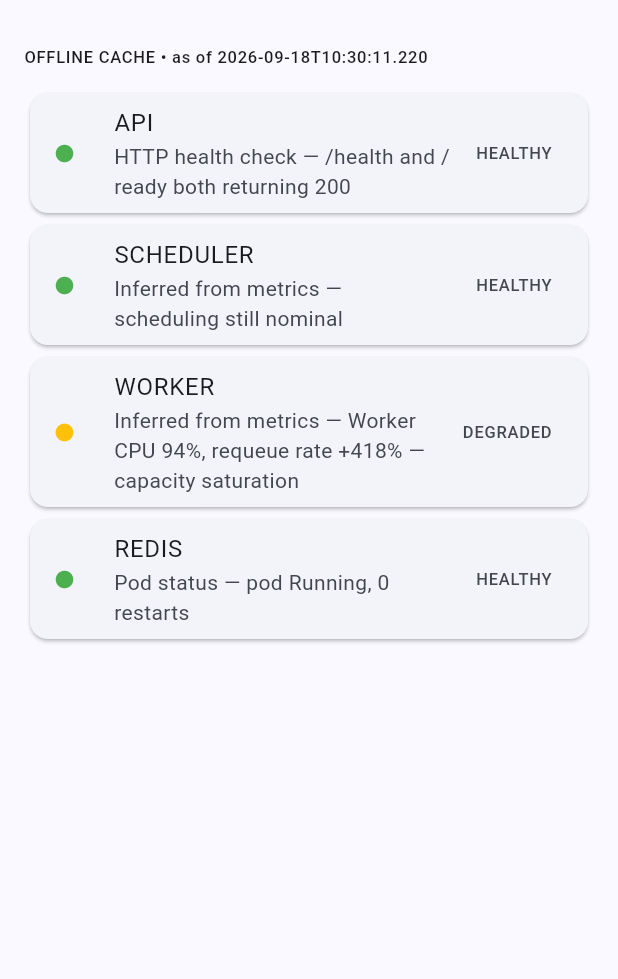
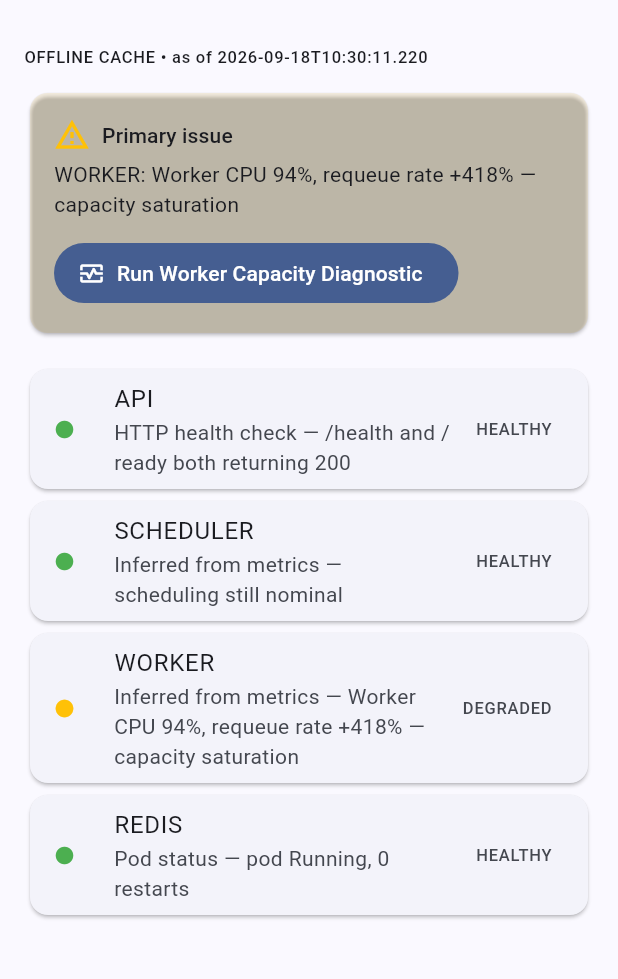
Before and after one commit to velrite/atlas, a Flutter app: the OverviewScreen screen opened directly, after a tap on the "check circle outline" icon, on a phone screen of 412 x 824 dp, the part 63-1042 px from its top. Run offline on Flutter 3.47's test engine with Material 3 defaults, Android fonts, the phone set to English and light mode, and no system bars; our stand-ins replace flutter_riverpod, hive_flutter; accounts and stored records are empty.

Commit message:
Phase 5: operational reasoning — Primary Issue card on Overview, deployment confidence checks

```diff
--- a/operator/lib/features/deployments/deployments_screen.dart
+++ b/operator/lib/features/deployments/deployments_screen.dart
@@ -34,6 +34,7 @@ class DeploymentsScreen extends ConsumerWidget {
   }
 
   Widget _buildList(BuildContext context, List<DeploymentSnapshot> snapshots, DateTime asOf) {
+    final latest = snapshots.first;
     final lastKnownGood = snapshots.firstWhere(
       (s) => s.rolloutPhase == 'Healthy',
       orElse: () => snapshots.first,
@@ -45,6 +46,36 @@ class DeploymentsScreen extends ConsumerWidget {
         Text('OFFLINE CACHE • as of ${asOf.toIso8601String()}',
             style: Theme.of(context).textTheme.labelSmall),
         const SizedBox(height: 12),
+
+        // Deployment confidence: explicit pass/fail checks only against
+        // evidence we actually have (rollout phase, canary step). No
+        // fabricated "AI confidence score" (build rule 45).
+        Card(
+          child: Padding(
+            padding: const EdgeInsets.all(16),
+            child: Column(
+              crossAxisAlignment: CrossAxisAlignment.start,
+              children: [
+                Text('Deployment confidence — rev ${latest.revisionIndex}',
+                    style: Theme.of(context).textTheme.labelLarge),
+                const SizedBox(height: 8),
+                _confidenceRow(
+                  'Rollout phase',
+                  latest.rolloutPhase,
+                  pass: latest.rolloutPhase == 'Healthy',
+                ),
+                if (latest.currentStepIndex != null)
+                  _confidenceRow(
+                    'Canary progress',
+                    'step ${latest.currentStepIndex}/7',
+                    pass: false, // mid-canary is never "passed" yet
+                  ),
+              ],
+            ),
+          ),
+        ),
+        const SizedBox(height: 16),
+
         Card(
           color: Colors.green.withValues(alpha: 0.08),
           child: ListTile(
@@ -65,4 +96,24 @@ class DeploymentsScreen extends ConsumerWidget {
       ],
     );
   }
+
+  Widget _confidenceRow(String label, String value, {required bool pass}) {
+    return Padding(
+      padding: const EdgeInsets.symmetric(vertical: 4),
+      child: Row(
+        mainAxisAlignment: MainAxisAlignment.spaceBetween,
+        children: [
+          Text(label),
+          Row(
+            children: [
+              Icon(pass ? Icons.check_circle : Icons.error_outline,
+                  color: pass ? Colors.green : Colors.amber, size: 16),
+              const SizedBox(width: 4),
+              Text(value),
+            ],
+          ),
+        ],
+      ),
+    );
+  }
 }
--- a/operator/lib/features/overview/overview_screen.dart
+++ b/operator/lib/features/overview/overview_screen.dart
@@ -2,8 +2,10 @@ import 'package:flutter/material.dart';
 import 'package:flutter_riverpod/flutter_riverpod.dart';
 import '../../shared/widgets/environment_badge.dart';
 import '../../shared/models/component_health.dart';
+import '../../shared/utilities/operational_reasoning.dart';
 import '../../core/errors/operational_state.dart' as ops;
 import '../../app/scenario.dart';
+import '../diagnostics/diagnostics_screen.dart';
 import 'overview_providers.dart';
 
 class OverviewScreen extends ConsumerWidget {
@@ -50,7 +52,16 @@ class OverviewScreen extends ConsumerWidget {
           ops.Loading() => const Center(child: CircularProgressIndicator()),
           ops.Empty() => const Center(child: Text('No component health data.')),
           ops.Error(:final reason) => Center(child: Text('Error: $reason')),
-          ops.Data(:final value, :final asOf) => ListView(
+          ops.Data(:final value, :final asOf) => _buildBody(context, value, asOf),
+        },
+      ),
+    );
+  }
+
+  Widget _buildBody(BuildContext context, List<ComponentHealth> value, DateTime asOf) {
+    final issue = findPrimaryIssue(value);
+
+    return ListView(
       padding: const EdgeInsets.all(16),
       children: [
         Text(
@@ -58,6 +69,38 @@ class OverviewScreen extends ConsumerWidget {
           style: Theme.of(context).textTheme.labelSmall,
         ),
         const SizedBox(height: 12),
+        if (issue != null) ...[
+          Card(
+            color: Colors.amber.withValues(alpha: 0.1),
+            child: Padding(
+              padding: const EdgeInsets.all(16),
+              child: Column(
+                crossAxisAlignment: CrossAxisAlignment.start,
+                children: [
+                  Row(
+                    children: [
+                      const Icon(Icons.warning_amber_outlined, color: Colors.amber),
+                      const SizedBox(width: 8),
+                      Text('Primary issue',
+                          style: Theme.of(context).textTheme.labelLarge),
+                    ],
+                  ),
+                  const SizedBox(height: 4),
+                  Text('${issue.component.name.toUpperCase()}: ${issue.detail}'),
+                  const SizedBox(height: 12),
+                  FilledButton.icon(
+                    icon: const Icon(Icons.monitor_heart_outlined),
+                    label: Text('Run ${issue.recommendedDiagnostic} Diagnostic'),
+                    onPressed: () => Navigator.of(context).push(
+                      MaterialPageRoute(builder: (_) => const DiagnosticsScreen()),
+                    ),
+                  ),
+                ],
+              ),
+            ),
+          ),
+          const SizedBox(height: 16),
+        ],
         ...value.map((c) => Card(
               child: ListTile(
                 leading: Icon(Icons.circle, color: _statusColor(c.status), size: 14),
@@ -68,9 +111,6 @@ class OverviewScreen extends ConsumerWidget {
               ),
             )),
       ],
-            ),
-        },
-      ),
     );
   }
 }
--- /dev/null
+++ b/operator/lib/shared/utilities/operational_reasoning.dart
@@ -0,0 +1,26 @@
+import '../models/component_health.dart';
+
+// Deterministic, evidence-based reasoning (build rule 43). Never
+// invents an explanation — only reports what the health data shows.
+class PrimaryIssue {
+  final AtlasComponent component;
+  final String detail;
+  final String recommendedDiagnostic;
+
+  const PrimaryIssue(this.component, this.detail, this.recommendedDiagnostic);
+}
+
+PrimaryIssue? findPrimaryIssue(List<ComponentHealth> components) {
+  final degraded = components.where((c) => c.status == HealthStatus.degraded);
+  if (degraded.isEmpty) return null;
+
+  // If multiple are degraded, surface the first found — reasoning
+  // beyond that (which one is root cause) needs incident-graph data
+  // we don't have yet (Phase 5's incident-linking is a later step).
+  final issue = degraded.first;
+  return PrimaryIssue(
+    issue.component,
+    issue.detail ?? 'No further detail available.',
+    'Worker Capacity', // matches the one diagnostic that exists today
+  );
+}
--- a/operator/test_output.txt
+++ b/operator/test_output.txt
@@ -16,7 +16,10 @@ Try `flutter pub outdated` for more information.
 00:00 +1: /home/velrite_tech/atlas/operator/test/fixtures_test.dart: degraded components fixture: exactly one degraded, and it is the worker
 00:00 +2: /home/velrite_tech/atlas/operator/test/fixtures_test.dart: degraded deployments fixture: last deployment differs from last known good
 00:00 +3: /home/velrite_tech/atlas/operator/test/root_shell_test.dart: RootShell renders with default OFFLINE environment
-00:01 +4: /home/velrite_tech/atlas/operator/test/diagnostics_screen_test.dart: DiagnosticsScreen runs check and shows OK result on healthy scenario
-00:01 +5: /home/velrite_tech/atlas/operator/test/diagnostics_screen_test.dart: DiagnosticsScreen runs check and shows OK result on healthy scenario
-00:02 +6: /home/velrite_tech/atlas/operator/test/workloads_screen_test.dart: WorkloadsScreen shows real fixture job IDs
-00:04 +7: All tests passed!
+00:01 +4: /home/velrite_tech/atlas/operator/test/overview_screen_test.dart: OverviewScreen shows Primary issue card only in degraded scenario
+00:01 +5: /home/velrite_tech/atlas/operator/test/overview_screen_test.dart: OverviewScreen shows Primary issue card only in degraded scenario
+00:02 +6: /home/velrite_tech/atlas/operator/test/operational_reasoning_test.dart: findPrimaryIssue returns null when nothing is degraded
+00:02 +7: /home/velrite_tech/atlas/operator/test/operational_reasoning_test.dart: findPrimaryIssue surfaces the degraded worker
+00:03 +8: /home/velrite_tech/atlas/operator/test/diagnostics_screen_test.dart: DiagnosticsScreen runs check and shows OK result on healthy scenario
+00:04 +9: /home/velrite_tech/atlas/operator/test/workloads_screen_test.dart: WorkloadsScreen shows real fixture job IDs
+00:04 +10: All tests passed!
```
Also changed, not shown: 2 other files. Lines whose indentation alone changed are shown as unchanged.
